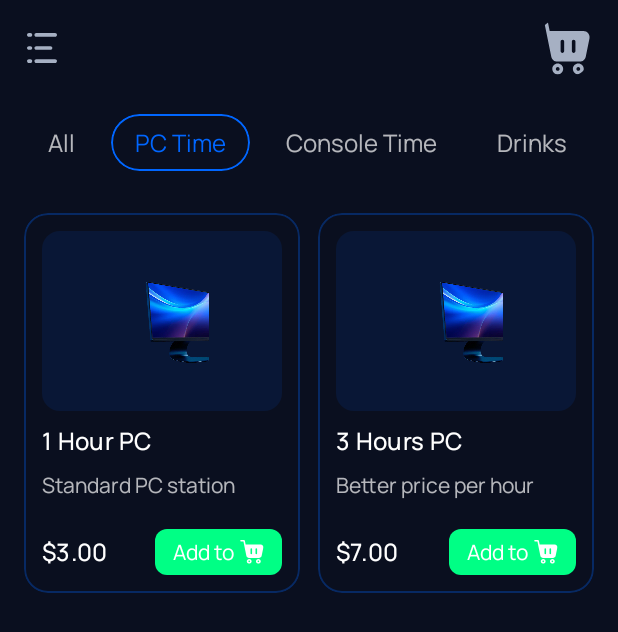
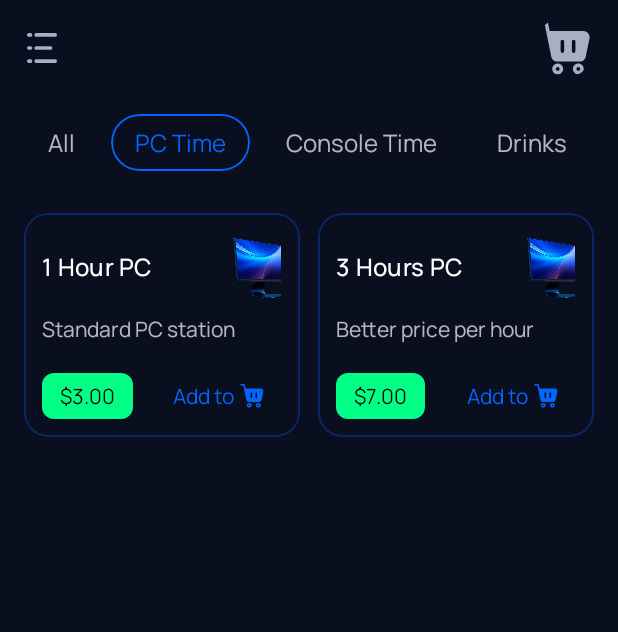
Before and after one commit to PelipetsOlga/1979_CyberClub, an Android app built with Jetpack Compose: the composable GamingTimeScreen shown on its own in the app's theme, after a tap on "PC Time", on a phone screen of 412 x 824 dp. Shown: the top 632 px of the screen. Run offline under Robolectric (Android 15) with nearby library versions, the phone set to English and light mode, and no system bars; our stand-ins replace Dagger/Hilt's generated code.

```diff
--- a/app/src/main/kotlin/ui/feature_home_wrapper/gaming_time/ui/feature_home_wrapper/gaming_time/GamingTimeScreen.kt
+++ b/app/src/main/kotlin/ui/feature_home_wrapper/gaming_time/ui/feature_home_wrapper/gaming_time/GamingTimeScreen.kt
@@ -46,6 +46,7 @@ import com.application.ui.components.MenuButton
 import com.application.ui.components.topAppBarColors
 import com.application.ui.theme.AppTheme
 import com.application.ui.theme.colorBackgroundMain
+import com.application.ui.theme.colorBlack
 import com.application.ui.theme.colorBluePrimary
 import com.application.ui.theme.colorGreen
 import com.application.ui.theme.colorWhitePure
@@ -256,32 +257,29 @@ fun ItemCard(
             modifier = Modifier.fillMaxWidth(),
             verticalArrangement = Arrangement.spacedBy(8.dp)
         ) {
-            // Item image
-            Box(
-                modifier = Modifier
-                    .fillMaxWidth()
-                    .height(120.dp)
-                    .clip(RoundedCornerShape(12.dp))
-                    .background(colorBluePrimary.copy(alpha = 0.1f)),
-                contentAlignment = Alignment.Center
+            // Title and Icon row
+            Row(
+                modifier = Modifier.fillMaxWidth(),
+                horizontalArrangement = Arrangement.SpaceBetween,
+                verticalAlignment = Alignment.CenterVertically
             ) {
-                Image(
-                    painter = painterResource(id = item.iconRes),
-                    contentDescription = item.title,
-                    modifier = Modifier
-                        .size(80.dp)
-                        .padding(8.dp),
-                    contentScale = ContentScale.Fit
-                )
-            }
-
-            // Title
+                // Title on the left
                 Text(
                     text = item.title,
                     style = MaterialTheme.typography.titleMedium,
                     color = colorWhitePure,
-                maxLines = 1
+                    maxLines = 1,
+                    modifier = Modifier.weight(1f)
                 )
+
+                // Icon on the right
+                Image(
+                    painter = painterResource(id = item.iconRes),
+                    contentDescription = item.title,
+                    modifier = Modifier.size(48.dp),
+                    contentScale = ContentScale.Fit
+                )
+            }
 
             // Description
             Text(
@@ -299,37 +297,41 @@ fun ItemCard(
                 horizontalArrangement = Arrangement.SpaceBetween,
                 verticalAlignment = Alignment.CenterVertically
             ) {
-                Text(
-                    text = "$${String.format("%.2f", item.price)}",
-                    style = MaterialTheme.typography.titleMedium,
-                    color = colorWhitePure
-                )
-
+                // Price in green rectangle - black text, smaller size
                 Box(
                     modifier = Modifier
                         .clip(RoundedCornerShape(8.dp))
                         .background(colorGreen)
-                        .clickableNoRipple { onAddToCart() }
                         .padding(horizontal = 12.dp, vertical = 6.dp),
                     contentAlignment = Alignment.Center
                 ) {
+                    Text(
+                        text = "$${String.format("%.2f", item.price)}",
+                        style = MaterialTheme.typography.bodySmall,
+                        color = colorBlack
+                    )
+                }
+
+                // Add to cart button - transparent, blue text and icon
                 Row(
+                    modifier = Modifier
+                        .clickableNoRipple { onAddToCart() }
+                        .padding(horizontal = 12.dp, vertical = 6.dp),
                     horizontalArrangement = Arrangement.spacedBy(4.dp),
                     verticalAlignment = Alignment.CenterVertically
                 ) {
                     Text(
                         text = "Add to",
                         style = MaterialTheme.typography.bodySmall,
-                            color = colorWhitePure
+                        color = colorBluePrimary
                     )
                     Image(
                         painter = painterResource(id = R.drawable.ic_cart),
                         contentDescription = null,
                         modifier = Modifier.size(16.dp),
                         contentScale = ContentScale.Fit,
-                            colorFilter = ColorFilter.tint(colorWhitePure)
+                        colorFilter = ColorFilter.tint(colorBluePrimary)
                     )
-                    }
                 }
             }
         }
```
Lines whose indentation alone changed are shown as unchanged.
